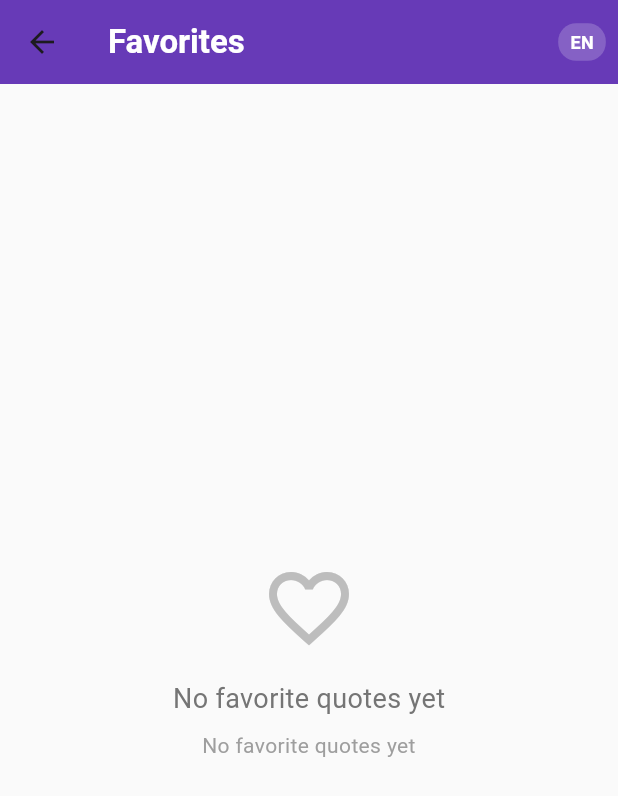
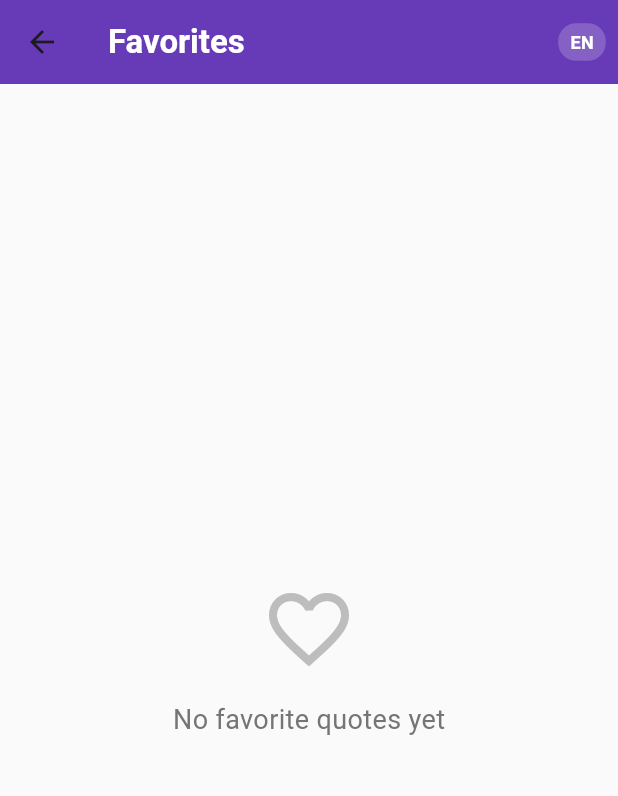
Before and after one commit to roboris-namu/daily_quote_app, a Flutter app: the screen it shows after launch, after a tap on the "favorite" icon, on a phone screen of 412 x 824 dp. Shown: the top 796 px of the screen. Run offline on Flutter 3.47's test engine with Material 3 defaults, Android fonts, the phone set to English and light mode, and no system bars; our stand-ins replace share_plus, shared_preferences; Roboto replaces fonts that are missing (NotoSans).

Commit message:
v1.0.1 - UI 개선 및 버그 수정
- 오버플로우 문제 해결 (노란색 경고 제거)
- 즐겨찾기 버튼 텍스트 제거 (아이콘만 표시)
- 언어 순서 변경 (영어, 한국어, 중국어, 일본어)
- 즐겨찾기 화면 중복 문구 문제 해결
- 언어 연동 문제 해결 (메인→즐겨찾기 화면)
- 새로운 앱 아이콘 적용
- 버전 코드 6으로 업데이트

```diff
--- a/assets/translations/en.json
+++ b/assets/translations/en.json
@@ -9,6 +9,7 @@
   "language": "Language",
   "quote_of_the_day": "Quote of the Day",
   "no_favorites": "No favorite quotes yet",
+  "add_favorites_message": "Tap the heart button to add quotes to favorites",
   "added_to_favorites": "Added to favorites",
   "removed_from_favorites": "Removed from favorites",
   "share_quote": "Share Quote",
--- a/assets/translations/ko.json
+++ b/assets/translations/ko.json
@@ -9,6 +9,7 @@
   "language": "언어",
   "quote_of_the_day": "오늘의 명언",
   "no_favorites": "즐겨찾기한 명언이 없습니다",
+  "add_favorites_message": "하트 버튼을 눌러 명언을 즐겨찾기에 추가해보세요",
   "added_to_favorites": "즐겨찾기에 추가되었습니다",
   "removed_from_favorites": "즐겨찾기에서 제거되었습니다",
   "share_quote": "명언 공유",
--- a/lib/models/language.dart
+++ b/lib/models/language.dart
@@ -3,11 +3,11 @@ enum Language {
   english('en', 'English', 'EN'),
   korean('ko', '한국어', '한'),
   chinese('zh', '中文', '中'),
+  japanese('ja', '日本語', '日'),
   spanish('es', 'Español', 'ES'),
   portuguese('pt-BR', 'Português', 'PT'),
   hindi('hi', 'हिन्दी', 'हि'),
-  indonesian('id', 'Bahasa Indonesia', 'ID'),
-  japanese('ja', '日本語', '日');
+  indonesian('id', 'Bahasa Indonesia', 'ID');
 
   const Language(this.code, this.name, this.shortName);
 
--- a/lib/screens/favorites_screen.dart
+++ b/lib/screens/favorites_screen.dart
@@ -10,7 +10,12 @@ import '../widgets/language_selector.dart';
 
 /// 즐겨찾기 화면
 class FavoritesScreen extends StatefulWidget {
-  const FavoritesScreen({super.key});
+  final Language initialLanguage;
+
+  const FavoritesScreen({
+    super.key,
+    required this.initialLanguage,
+  });
 
   @override
   State<FavoritesScreen> createState() => _FavoritesScreenState();
@@ -19,11 +24,12 @@ class FavoritesScreen extends StatefulWidget {
 class _FavoritesScreenState extends State<FavoritesScreen> {
   List<Quote> _favoriteQuotes = [];
   bool _isLoading = true;
-  Language _currentLanguage = Language.english; // 기본 언어는 영어
+  late Language _currentLanguage;
 
   @override
   void initState() {
     super.initState();
+    _currentLanguage = widget.initialLanguage;
     _loadFavoriteQuotes();
   }
 
@@ -177,15 +183,6 @@ class _FavoritesScreenState extends State<FavoritesScreen> {
                           color: Colors.grey[600],
                         ),
                       ),
-                      const SizedBox(height: 8),
-                      Text(
-                        TranslationService.translate('no_favorites'),
-                        style: TextStyle(
-                          fontSize: 14,
-                          color: Colors.grey[500],
-                        ),
-                        textAlign: TextAlign.center,
-                      ),
                     ],
                   ),
                 )
--- a/lib/screens/home_screen.dart
+++ b/lib/screens/home_screen.dart
@@ -37,7 +37,10 @@ class _HomeScreenState extends State<HomeScreen> {
     });
 
     try {
+      debugPrint('명언 로드 시작...');
       final quote = await QuoteService.getTodaysQuote();
+      debugPrint('명언 로드 완료: ${quote?.id}');
+
       if (quote != null) {
         setState(() {
           _todaysQuote = quote;
@@ -47,6 +50,7 @@ class _HomeScreenState extends State<HomeScreen> {
         // 즐겨찾기 상태 확인
         _checkFavoriteStatus();
       } else {
+        debugPrint('명언이 null입니다.');
         setState(() {
           _isLoading = false;
         });
@@ -96,8 +100,8 @@ class _HomeScreenState extends State<HomeScreen> {
             SnackBar(
               content: Text(
                 _isFavorite
-                  ? TranslationService.translate('added_to_favorites')
-                  : TranslationService.translate('removed_from_favorites'),
+                    ? TranslationService.translate('added_to_favorites')
+                    : TranslationService.translate('removed_from_favorites'),
               ),
               duration: const Duration(seconds: 2),
             ),
@@ -119,7 +123,8 @@ class _HomeScreenState extends State<HomeScreen> {
     Navigator.push(
       context,
       MaterialPageRoute(
-        builder: (context) => const FavoritesScreen(),
+        builder: (context) =>
+            FavoritesScreen(initialLanguage: _currentLanguage),
       ),
     );
   }
--- a/lib/widgets/language_selector.dart
+++ b/lib/widgets/language_selector.dart
@@ -32,7 +32,8 @@ class LanguageSelector extends StatelessWidget {
         ),
       ),
       onSelected: onLanguageChanged,
-      itemBuilder: (BuildContext context) => Language.values.map((Language language) {
+      itemBuilder: (BuildContext context) =>
+          Language.values.map((Language language) {
         return PopupMenuItem<Language>(
           value: language,
           child: Row(
--- a/lib/widgets/quote_card.dart
+++ b/lib/widgets/quote_card.dart
@@ -43,6 +43,7 @@ class QuoteCard extends StatelessWidget {
         padding: const EdgeInsets.all(24),
         child: Column(
           crossAxisAlignment: CrossAxisAlignment.start,
+          mainAxisSize: MainAxisSize.min,
           children: [
             // 명언 텍스트
             Text(
@@ -54,6 +55,8 @@ class QuoteCard extends StatelessWidget {
                 height: 1.5,
               ),
               textAlign: TextAlign.center,
+              maxLines: 10, // 최대 10줄까지 표시
+              overflow: TextOverflow.ellipsis, // 넘치는 텍스트는 ...으로 표시
             ),
             const SizedBox(height: 20),
 
@@ -81,27 +84,48 @@ class QuoteCard extends StatelessWidget {
             Row(
               mainAxisAlignment: MainAxisAlignment.spaceEvenly,
               children: [
-                // 즐겨찾기 버튼
-                _buildActionButton(
+                // 즐겨찾기 버튼 (아이콘만)
+                _buildIconOnlyButton(
                   icon: isFavorite ? Icons.favorite : Icons.favorite_border,
-                  label: isFavorite
-                    ? TranslationService.translate('remove_from_favorites')
-                    : TranslationService.translate('add_to_favorites'),
                   color: isFavorite ? Colors.red : Colors.grey[600]!,
                   onPressed: onFavoriteToggle,
                 ),
 
-                // 공유 버튼
-                _buildActionButton(
+                const SizedBox(width: 16),
+
+                // 공유 버튼 (아이콘 + 텍스트)
+                Flexible(
+                  child: _buildActionButton(
                     icon: Icons.share,
                     label: TranslationService.translate('share'),
                     color: Colors.deepPurple,
                     onPressed: onShare,
                   ),
+                ),
               ],
             ),
           ],
         ),
+      ),
+    );
+  }
+
+  /// 아이콘만 있는 버튼을 생성하는 메서드
+  Widget _buildIconOnlyButton({
+    required IconData icon,
+    required Color color,
+    required VoidCallback onPressed,
+  }) {
+    return InkWell(
+      onTap: onPressed,
+      borderRadius: BorderRadius.circular(12),
+      child: Container(
+        padding: const EdgeInsets.all(12),
+        decoration: BoxDecoration(
+          borderRadius: BorderRadius.circular(12),
+          border: Border.all(color: color.withOpacity(0.3)),
+        ),
+        child: Icon(icon, color: color, size: 24),
       ),
     );
   }
@@ -127,12 +151,16 @@ class QuoteCard extends StatelessWidget {
           children: [
             Icon(icon, color: color, size: 20),
             const SizedBox(width: 8),
-            Text(
+            Flexible(
+              child: Text(
                 label,
                 style: TextStyle(
                   color: color,
                   fontWeight: FontWeight.w500,
                   fontSize: 14,
+                ),
+                overflow: TextOverflow.ellipsis,
+                maxLines: 1,
               ),
             ),
           ],
```
Also changed, not shown: pubspec.yaml (+23 -4 lines), assets/icon/app_icon.png (added), pubspec.lock, 48 other files. Lines whose indentation alone changed are shown as unchanged.
